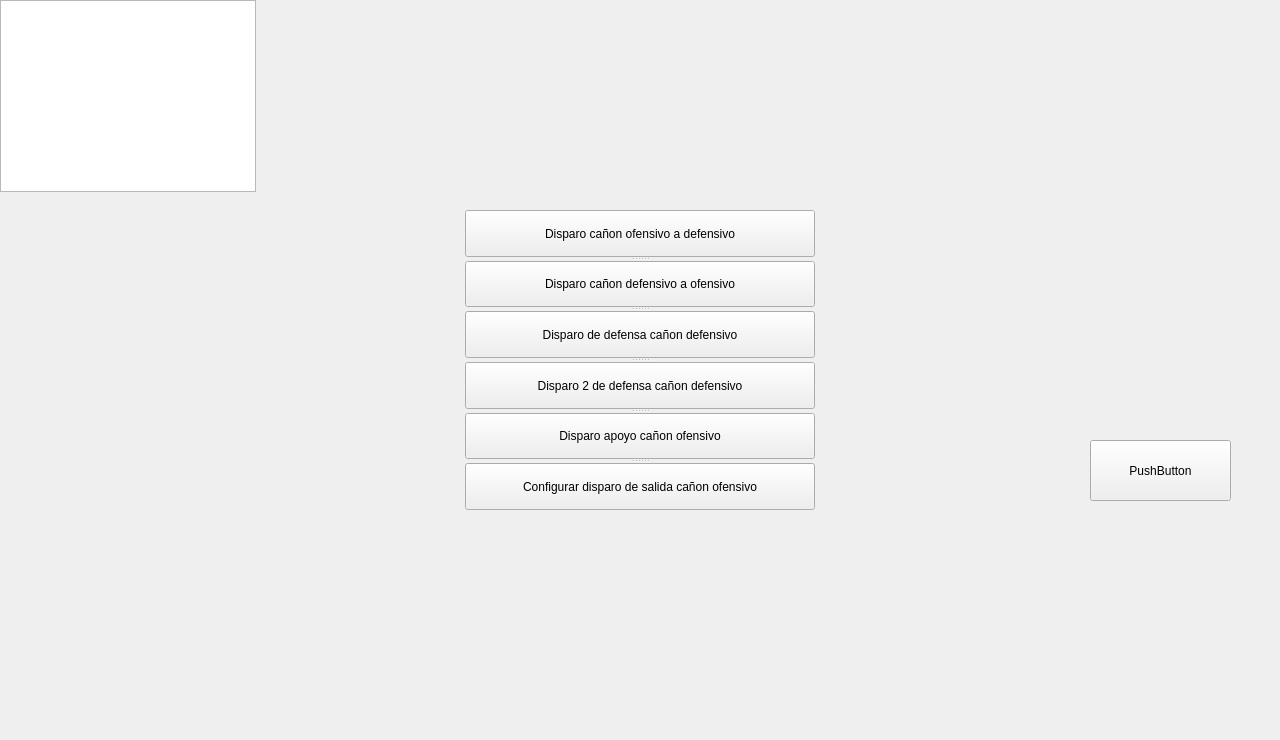
Old version of the form widget.ui in the repository XJulianSalazarX/Parcial3.
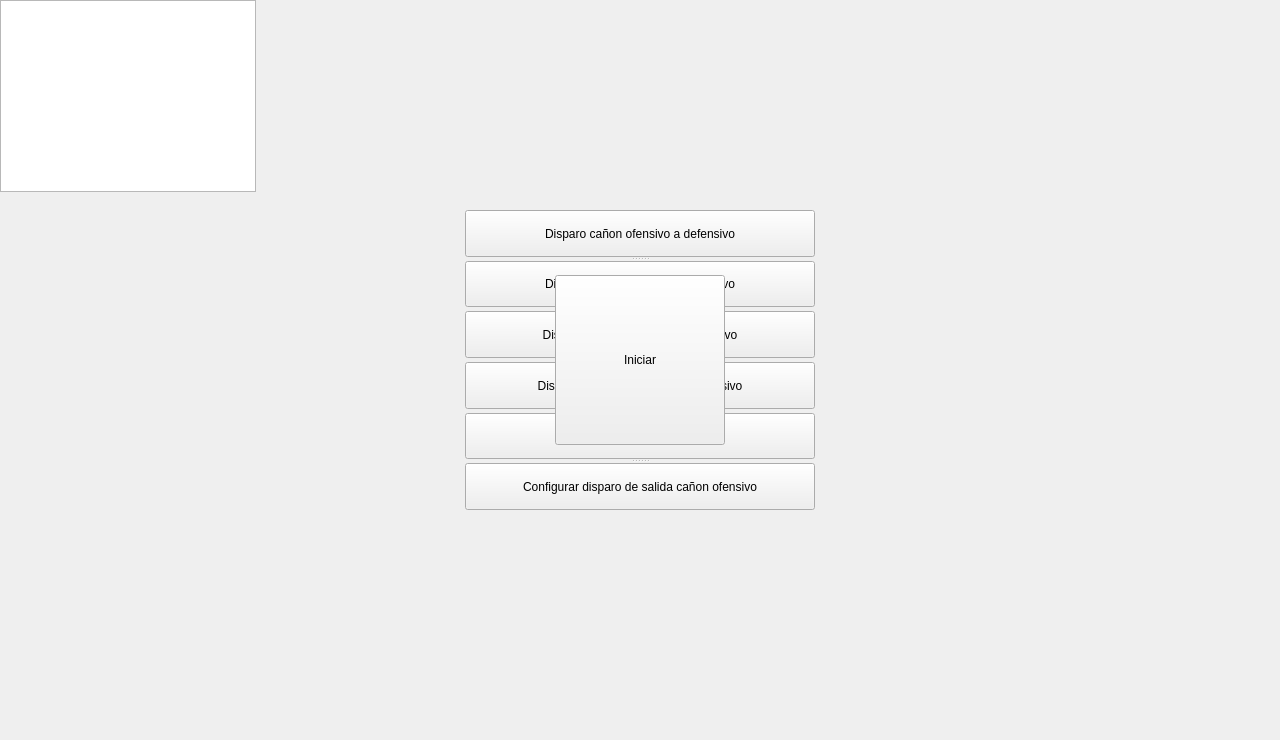
New version of the form.

Patch:
```diff
--- a/widget.ui
+++ b/widget.ui
@@ -26,14 +26,14 @@
   <widget class="QPushButton" name="iniciar">
    <property name="geometry">
     <rect>
-     <x>1090</x>
-     <y>440</y>
-     <width>141</width>
-     <height>61</height>
+     <x>555</x>
+     <y>275</y>
+     <width>170</width>
+     <height>170</height>
     </rect>
    </property>
    <property name="text">
-    <string>PushButton</string>
+    <string>Iniciar</string>
    </property>
   </widget>
   <widget class="QSplitter" name="splitter">
@@ -79,6 +79,9 @@
     </property>
    </widget>
   </widget>
+  <zorder>graphicsView</zorder>
+  <zorder>splitter</zorder>
+  <zorder>iniciar</zorder>
  </widget>
  <resources/>
  <connections/>
```
